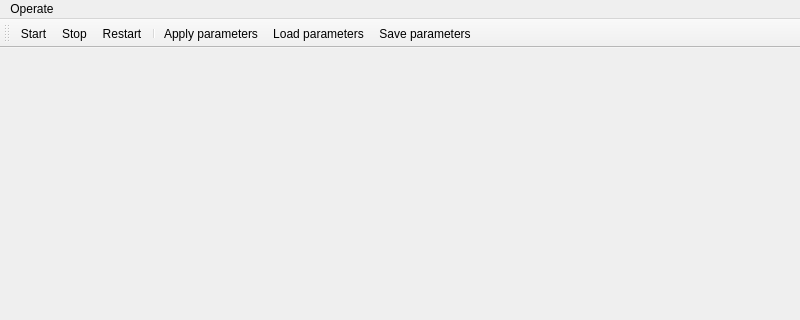
This is Server/mainwindow.ui in KangLin/RabbitProxyServer as Qt 5 draws it before an edit; both pictures show x 0 to 800 and y 0 to 320 of the 800 by 600 pixel window. The edited form follows.
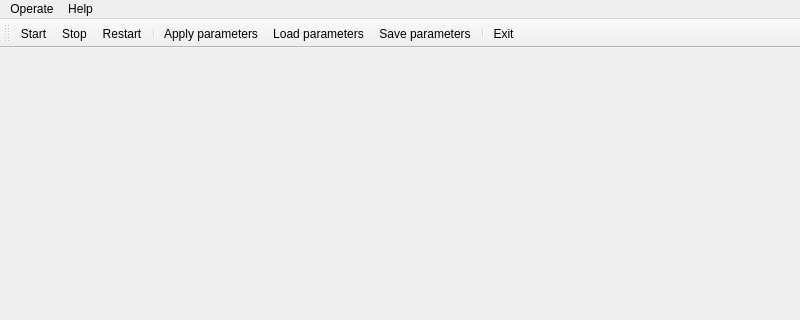
This is the edited form. Icons and pictures are not drawn.

The edit to the form file:
```diff
--- a/Server/mainwindow.ui
+++ b/Server/mainwindow.ui
@@ -24,7 +24,7 @@
      <x>0</x>
      <y>0</y>
      <width>800</width>
-     <height>22</height>
+     <height>28</height>
     </rect>
    </property>
    <widget class="QMenu" name="menuOperate">
@@ -41,7 +41,15 @@
     <addaction name="separator"/>
     <addaction name="actionExit"/>
    </widget>
+   <widget class="QMenu" name="menuHelp">
+    <property name="title">
+     <string>Help</string>
+    </property>
+    <addaction name="actionAbout"/>
+    <addaction name="actionUpdate"/>
+   </widget>
    <addaction name="menuOperate"/>
+   <addaction name="menuHelp"/>
   </widget>
   <widget class="QStatusBar" name="statusbar"/>
   <widget class="QToolBar" name="toolBar">
@@ -61,6 +69,8 @@
    <addaction name="actionApply"/>
    <addaction name="actionLoad"/>
    <addaction name="actionSave"/>
+   <addaction name="separator"/>
+   <addaction name="actionExit"/>
   </widget>
   <action name="actionStart">
    <property name="icon">
```
Left out of the diff: 63 changed lines with no effect on the pictures.
